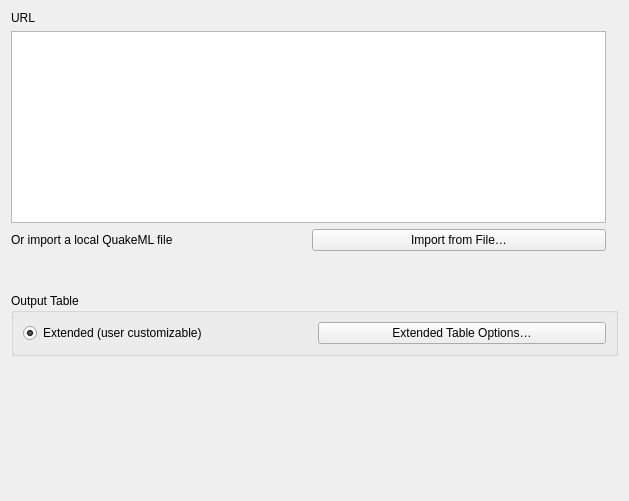
The window that qquake/ui/fetch_by_url_widget.ui (INGV/qquake) describes before a commit, drawn with Qt 5.
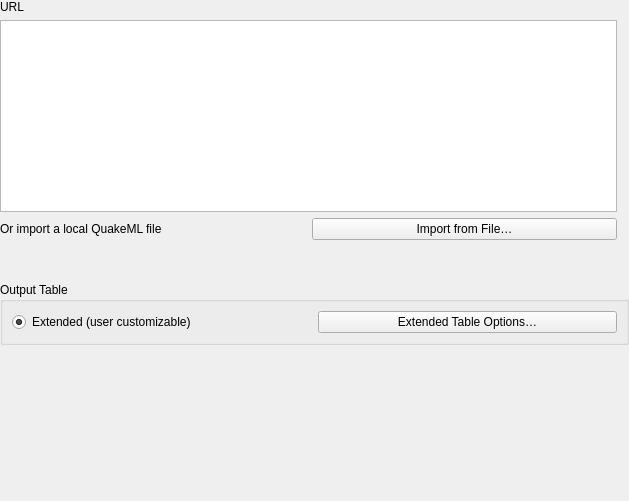
The same window after the commit. Custom widgets are drawn as their Qt base class.

The edit to the form file:
```diff
--- a/qquake/ui/fetch_by_url_widget.ui
+++ b/qquake/ui/fetch_by_url_widget.ui
@@ -14,6 +14,18 @@
    <string>Form</string>
   </property>
   <layout class="QGridLayout" name="gridLayout">
+   <property name="leftMargin">
+    <number>0</number>
+   </property>
+   <property name="topMargin">
+    <number>0</number>
+   </property>
+   <property name="rightMargin">
+    <number>0</number>
+   </property>
+   <property name="bottomMargin">
+    <number>0</number>
+   </property>
    <item row="3" column="0">
     <widget class="QLabel" name="label">
      <property name="text">
```
Left out of the diff: 2 changed lines with no effect on the pictures.
